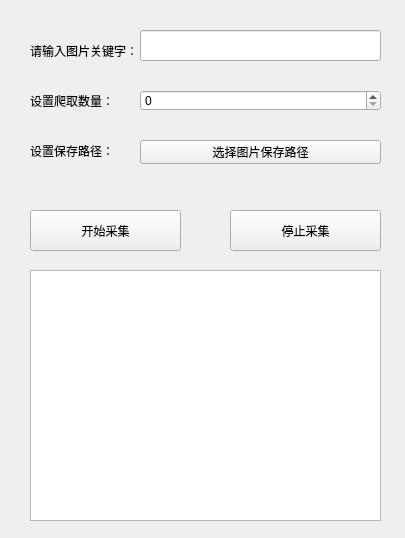
The window that main.ui (Whale-Yu/ImageCollectMaster) describes before a commit, drawn with Qt 5.
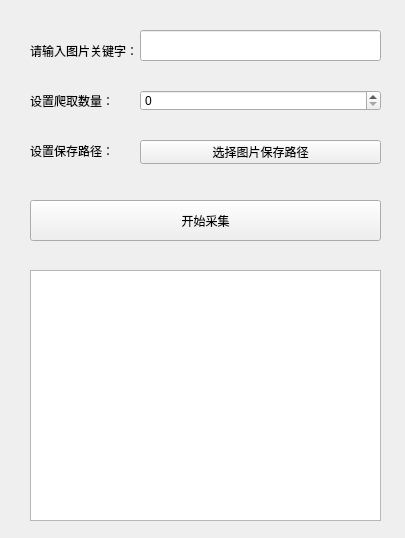
The same window after the commit.

What changed in the file:
```diff
--- a/main.ui
+++ b/main.ui
@@ -30,8 +30,8 @@
    <property name="geometry">
     <rect>
      <x>30</x>
-     <y>210</y>
-     <width>151</width>
+     <y>200</y>
+     <width>351</width>
      <height>41</height>
     </rect>
    </property>
@@ -104,19 +104,6 @@
     <string>选择图片保存路径</string>
    </property>
   </widget>
-  <widget class="QPushButton" name="stopBtn">
-   <property name="geometry">
-    <rect>
-     <x>230</x>
-     <y>210</y>
-     <width>151</width>
-     <height>41</height>
-    </rect>
-   </property>
-   <property name="text">
-    <string>停止采集</string>
-   </property>
-  </widget>
   <widget class="QTextEdit" name="outputLineEdit">
    <property name="geometry">
     <rect>
```
